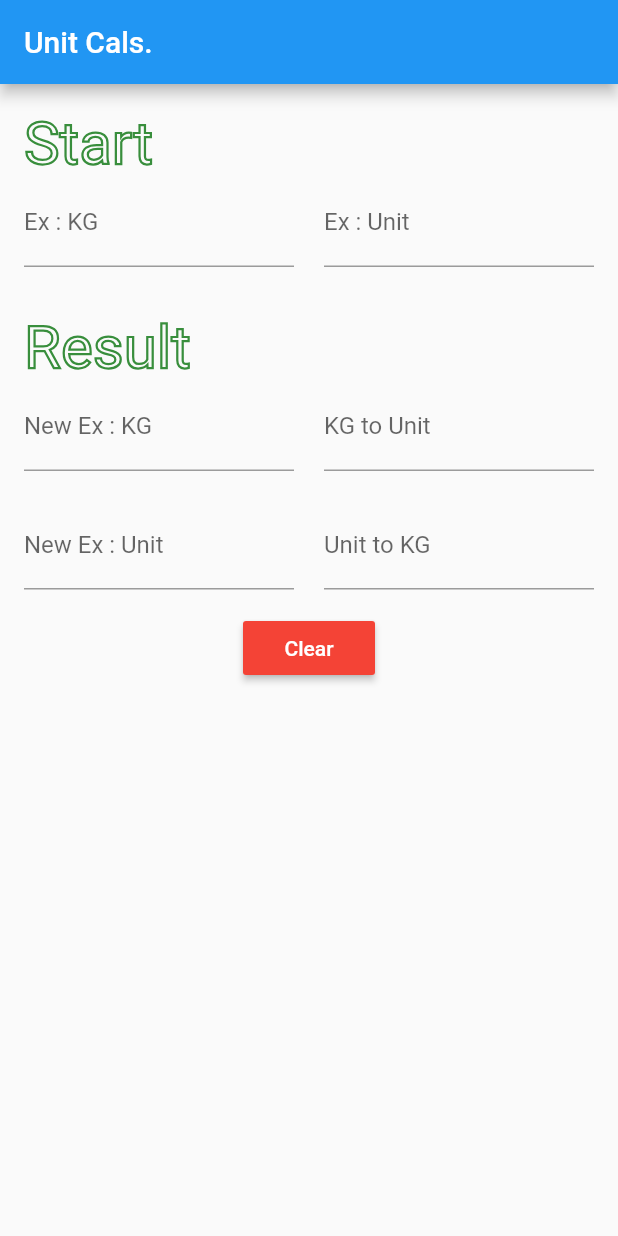
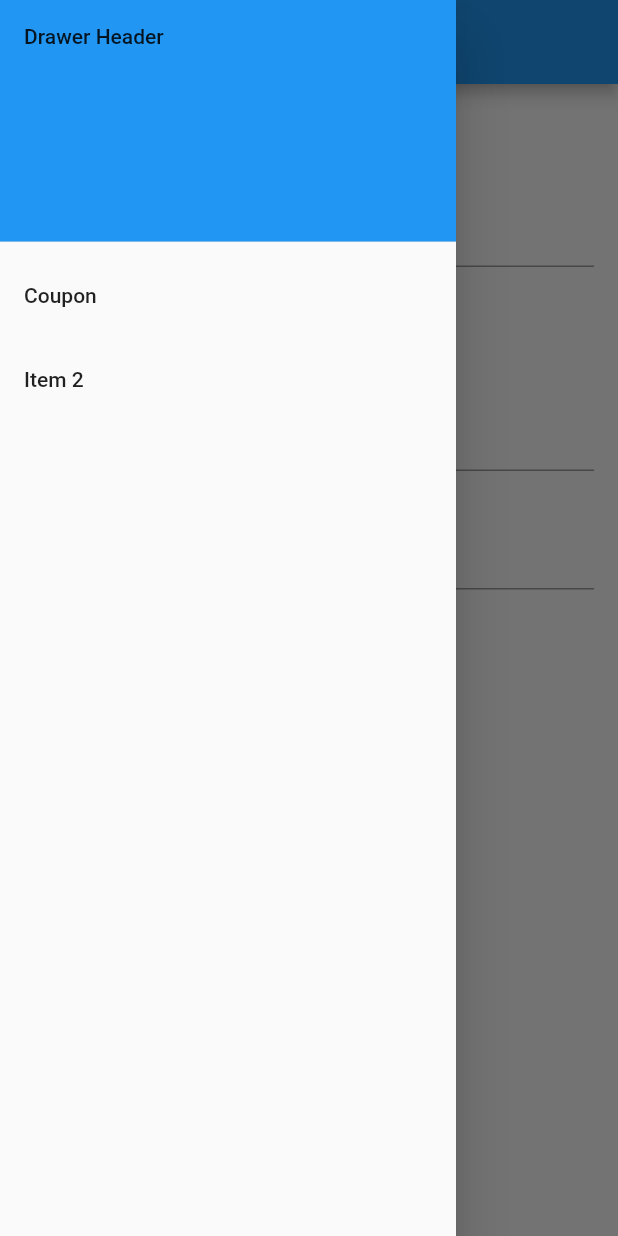
Before and after one commit to Hvuad/unit, a Flutter app: the screen it shows after launch, with the side drawer open (before the commit the screen has no drawer), on a phone screen of 412 x 824 dp. Run offline on Flutter 3.47's test engine with Material 2 defaults, Android fonts, the phone set to English and light mode, and no system bars.

Commit message:
add coupon

```diff
--- a/lib/main.dart
+++ b/lib/main.dart
@@ -1,4 +1,4 @@
-import 'dart:ffi';
+import 'sidebar.dart';
 
 import 'package:flutter/material.dart';
 
@@ -83,8 +83,8 @@ class _MyHomePageState extends State<MyHomePage> {
     unit_.text = "";
     kg_unit.text = "";
     unit_kg.text = "";
-    // FocusScope.of(context).unfocus();
-    focusNode.requestFocus();
+    FocusScope.of(context).unfocus();
+    // focusNode.requestFocus();
   }
 
   @override
@@ -95,6 +95,7 @@ class _MyHomePageState extends State<MyHomePage> {
       ),
       body: Padding(
         padding: EdgeInsets.all(16.0),
+        child: SingleChildScrollView(
           child: Column(
             children: [
               Align(
@@ -144,7 +145,7 @@ class _MyHomePageState extends State<MyHomePage> {
               Align(
                 alignment: Alignment.centerLeft,
                 child: Padding(
-                padding: const EdgeInsets.only(top: 30),
+                  padding: EdgeInsets.only(top: 30),
                   child: Text("Result",
                       style: TextStyle(
                         fontSize: 40,
@@ -160,12 +161,7 @@ class _MyHomePageState extends State<MyHomePage> {
                 children: <Widget>[
                   Flexible(
                     child: Focus(
-                    onFocusChange: (focus) => {
-                      if (focus)
-                        kg_.text = ""
-                      else if (kg_.text == '')
-                        kg_.text = "1"
-                    },
+                      onFocusChange: (focus) => {if (focus) kg_.text = ""},
                       child: TextField(
                         decoration: InputDecoration(
                             hintText: "New Ex : KG", labelText: 'New Ex : KG'),
@@ -251,6 +247,8 @@ class _MyHomePageState extends State<MyHomePage> {
             ],
           ),
         ),
+      ),
+      drawer: Sidebar(),
     );
   }
 }
--- /dev/null
+++ b/lib/sidebar.dart
@@ -0,0 +1,45 @@
+import 'package:flutter/material.dart';
+import 'package:unit/coupon.dart';
+
+class Sidebar extends StatelessWidget {
+  @override
+  Widget build(BuildContext context) {
+    return Drawer(
+      child: ListView(
+        // Important: Remove any padding from the ListView.
+        padding: EdgeInsets.zero,
+        children: <Widget>[
+          DrawerHeader(
+            decoration: BoxDecoration(
+              color: Colors.blue,
+            ),
+            child: Text('Drawer Header'),
+          ),
+          ListTile(
+            title: Text('Coupon'),
+            onTap: () {
+              // Update the state of the app
+              // ...
+              // Then close the drawer
+              // Navigator.pop(context);
+
+              Navigator.push(
+                context,
+                MaterialPageRoute(builder: (context) => Coupon()),
+              );
+            },
+          ),
+          ListTile(
+            title: Text('Item 2'),
+            onTap: () {
+              // Update the state of the app
+              // ...
+              // Then close the drawer
+              // Navigator.pop(context);
+            },
+          ),
+        ],
+      ),
+    );
+  }
+}
```
Also changed, not shown: lib/coupon.dart (added, +101 -0 lines), 1 other file. Lines whose indentation alone changed are shown as unchanged.
